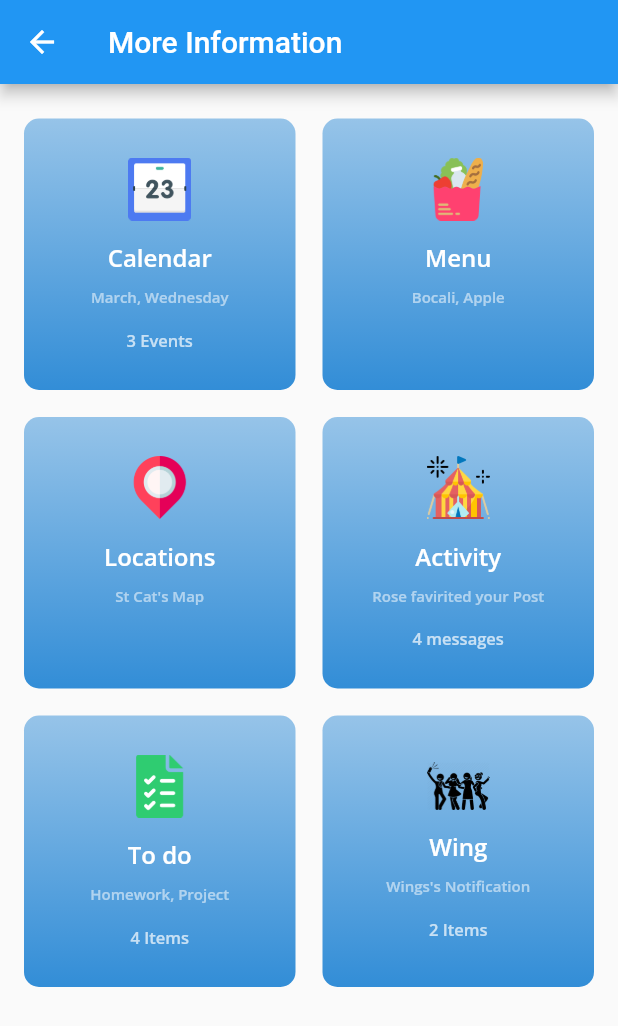
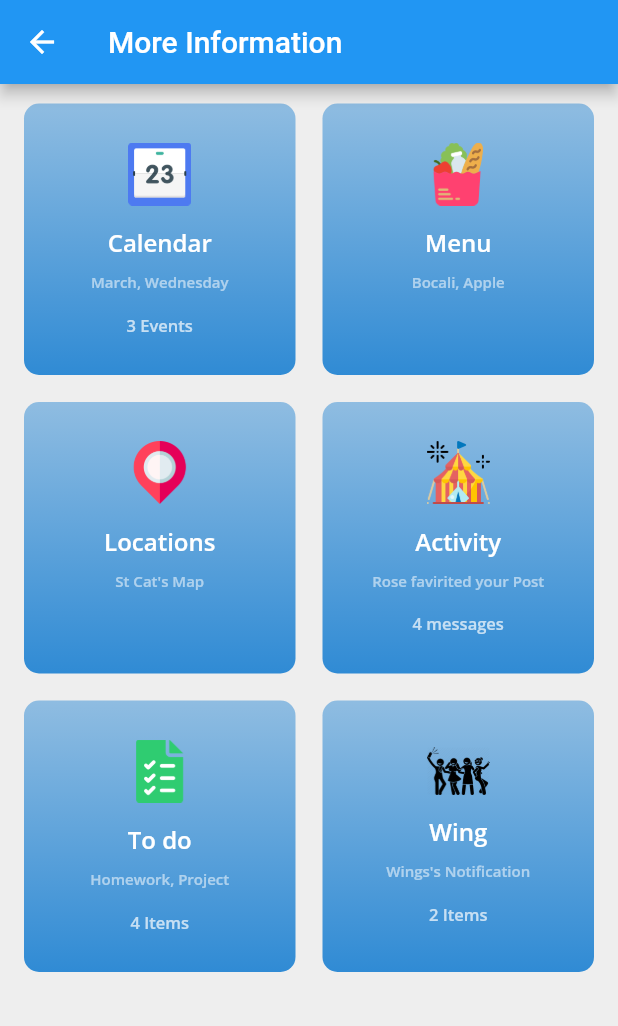
Before and after one commit to GeorgeYZJ/StCatApp_prototype, a Flutter app: the MorePage screen opened directly, on a phone screen of 412 x 824 dp. Shown: the top 1026 px of the screen. Run offline on Flutter 3.47's test engine with Material 2 defaults, Android fonts, the phone set to English and light mode, and no system bars; our stand-ins replace google_fonts.

Commit message:
2020/09/04

```diff
--- a/lib/more.dart
+++ b/lib/more.dart
@@ -51,28 +51,16 @@ class _MorePageState extends State<MorePage> {
     List<Items> myList = [item1, item2, item3, item4, item5, item6];
 
     return Scaffold(
+      backgroundColor: Colors.grey.shade200,
       appBar: AppBar(
         title: Text('More Information'),
       ),
       body: Column(
         children: <Widget>[
-          Container(
-            color: Colors.white,
-            child: Column(
-              children: [
-                SizedBox(
-                  height: 10,
-                ),
-                SizedBox(
-                  height: 13,
-                ),
-              ],
-            ),
-          ),
           Flexible(
             child: GridView.count(
                 childAspectRatio: 1.0,
-                padding: EdgeInsets.only(left: 16, right: 16),
+                padding: EdgeInsets.only(left: 16, right: 16, top: 13),
                 crossAxisCount: 2,
                 crossAxisSpacing: 18,
                 mainAxisSpacing: 18,
```
